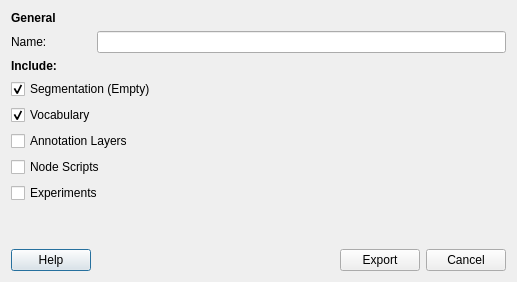
FilmColors/VIAN, file qt_ui/DialogExportTemplate.ui: the form before one commit.
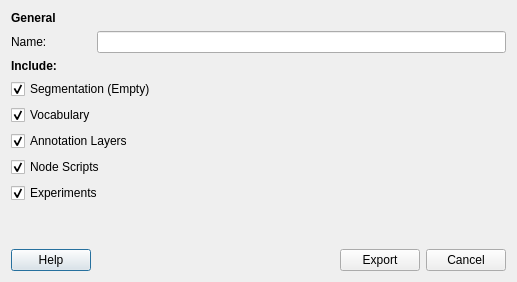
The form after the commit.

What changed in the file:
```diff
--- a/qt_ui/DialogExportTemplate.ui
+++ b/qt_ui/DialogExportTemplate.ui
@@ -83,6 +83,9 @@
          <property name="text">
           <string>Annotation Layers</string>
          </property>
+         <property name="checked">
+          <bool>true</bool>
+         </property>
         </widget>
        </item>
        <item>
@@ -90,6 +93,9 @@
          <property name="text">
           <string>Node Scripts</string>
          </property>
+         <property name="checked">
+          <bool>true</bool>
+         </property>
         </widget>
        </item>
        <item>
@@ -97,6 +103,9 @@
          <property name="text">
           <string>Experiments</string>
          </property>
+         <property name="checked">
+          <bool>true</bool>
+         </property>
         </widget>
        </item>
       </layout>
```
